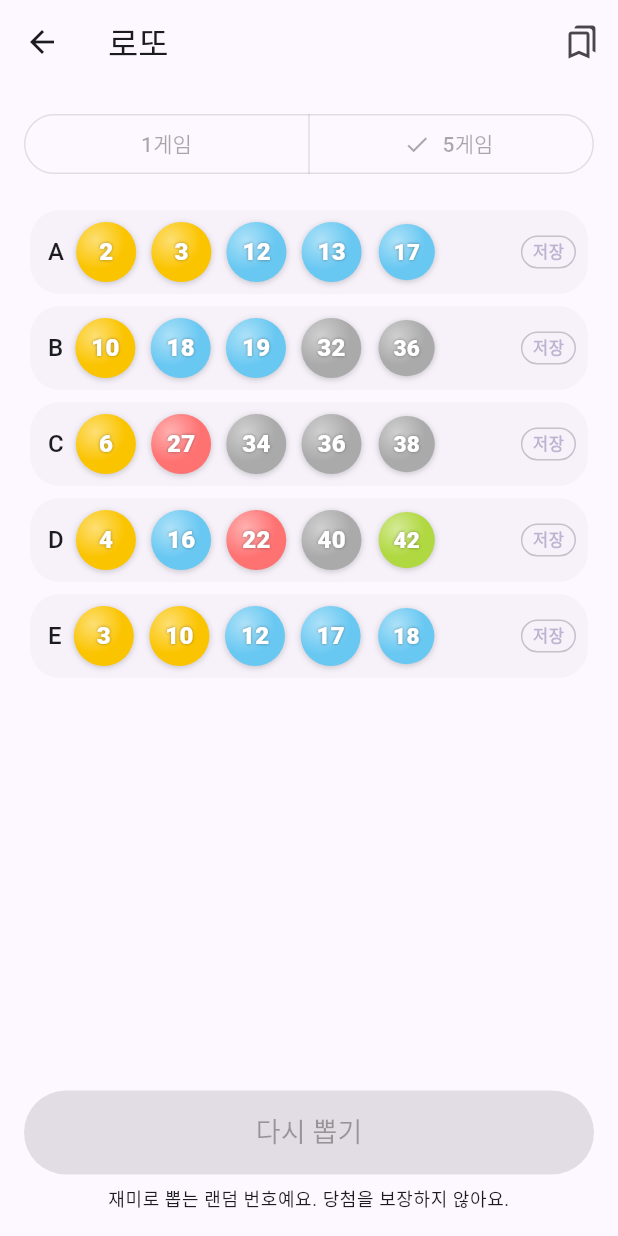
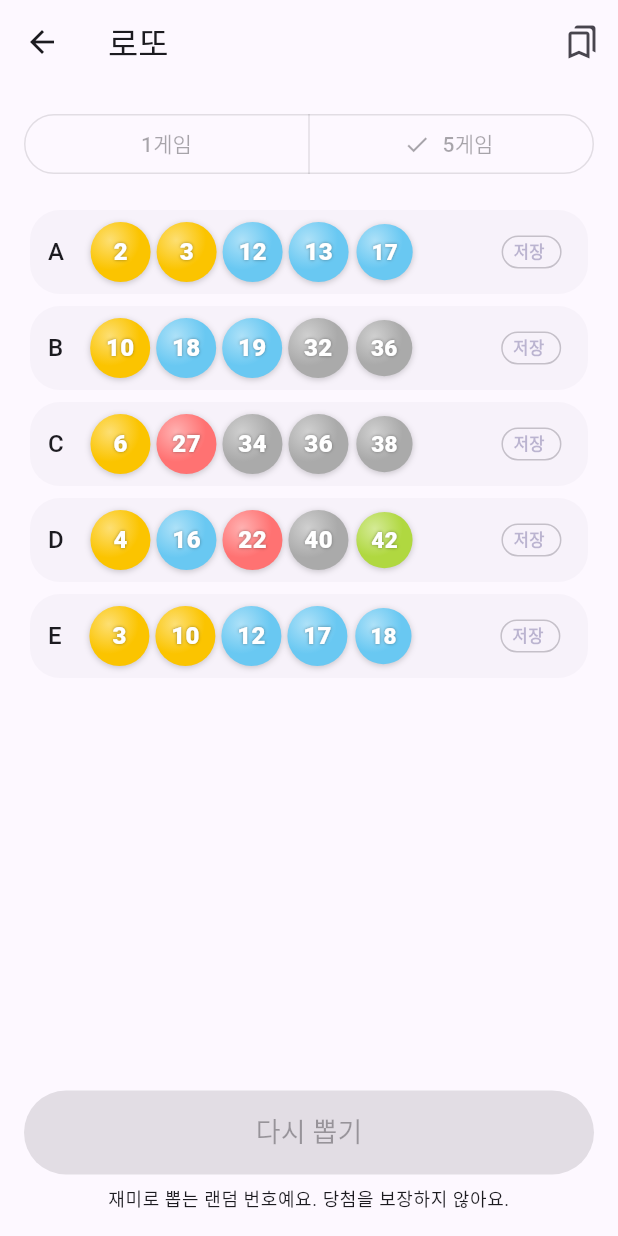
Before and after one commit to shlete/Oppop, a Flutter app: the LottoScreen screen opened directly, after a tap on "5게임", after a tap on "번호 뽑기", on a phone screen of 412 x 824 dp. Run offline on Flutter 3.47's test engine with Material 3 defaults, Android fonts, the phone set to English and light mode, and no system bars; our stand-ins replace flutter_riverpod, google_mobile_ads, shared_preferences; accounts and stored records are empty; network calls fail.

Commit message:
로또: 공 간격은 좁히고 저장 버튼은 조금 띄워 한 덩어리로 가운데 정렬
Co-Authored-By: Claude Opus 5.5 (1M context) <noreply@anthropic.com>
Claude-Session: https://claude.ai/code/session_01UjtEbePFwBpyU2YJRuNUmw

```diff
--- a/lib/features/lotto/lotto_screen.dart
+++ b/lib/features/lotto/lotto_screen.dart
@@ -200,11 +200,21 @@ class _GameRow extends StatelessWidget {
             Expanded(
               child: LayoutBuilder(
                 builder: (context, box) {
-                  final size = min(40.0, (box.maxWidth - 5 * 4) / 6);
-                  return Row(
-                    mainAxisAlignment: MainAxisAlignment.spaceBetween,
+                  const gap = 4.0;
+                  // 공과 저장 버튼 사이는 공 간격보다 넓게 띄운다.
+                  const saveGap = 14.0;
+                  const saveWidth = 40.0;
+                  final size = min(
+                    40.0,
+                    (box.maxWidth - 5 * gap - saveGap - saveWidth) / 6,
+                  );
+                  // 넓은 화면에서는 공과 버튼을 한 덩어리로 가운데에 둔다.
+                  return Center(
+                    child: Row(
+                      mainAxisSize: MainAxisSize.min,
                       children: [
-                      for (var b = 0; b < numbers.length; b++)
+                        for (var b = 0; b < numbers.length; b++) ...[
+                          if (b > 0) const SizedBox(width: gap),
                           Transform.scale(
                             scale: Curves.elasticOut.transform(
                               (progress * numbers.length - b).clamp(0.0, 1.0),
@@ -212,14 +222,19 @@ class _GameRow extends StatelessWidget {
                             child: LottoBall(numbers[b], size: size),
                           ),
                         ],
+                        const SizedBox(width: saveGap),
+                        SizedBox(
+                          width: saveWidth,
+                          child: Tooltip(
+                            message: saved ? '저장 취소' : '저장',
+                            child: _SaveChip(saved: saved, onPressed: onSave),
+                          ),
+                        ),
+                      ],
+                    ),
                   );
                 },
               ),
-            ),
-            const SizedBox(width: 6),
-            Tooltip(
-              message: saved ? '저장 취소' : '저장',
-              child: _SaveChip(saved: saved, onPressed: onSave),
             ),
           ],
         ),
```
Lines whose indentation alone changed are shown as unchanged.
